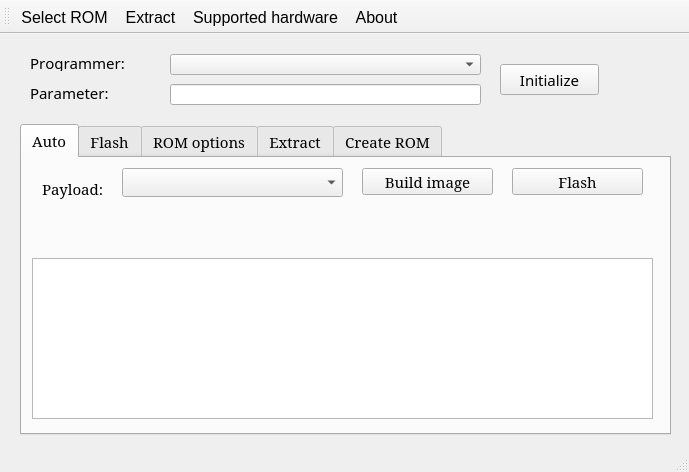
Before: the Qt Designer form mainwindow.ui in lukaszdmitrowski/coreboot_flashtool, drawn with Qt 5.
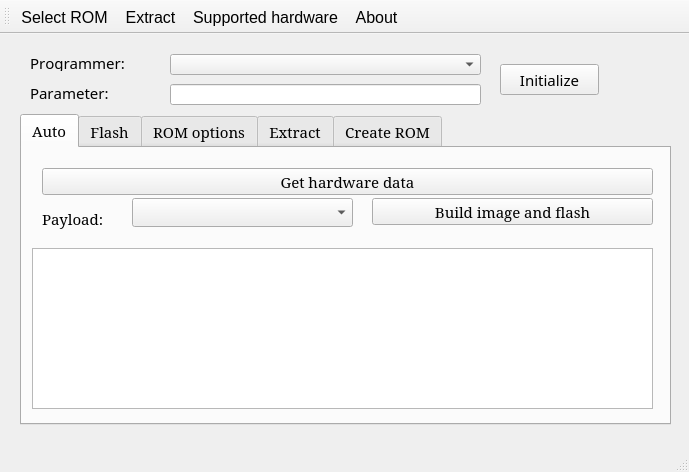
After: the same form once the commit is applied. Icons and pictures are not drawn.

Commit message: [ADD] Creating tar archive of hardware_data content to DataGatherer

What changed in the file:
```diff
--- a/mainwindow.ui
+++ b/mainwindow.ui
@@ -47,7 +47,7 @@
     <property name="geometry">
      <rect>
       <x>20</x>
-      <y>90</y>
+      <y>80</y>
       <width>651</width>
       <height>311</height>
      </rect>
@@ -72,7 +72,7 @@
       <property name="geometry">
        <rect>
         <x>20</x>
-        <y>20</y>
+        <y>60</y>
         <width>91</width>
         <height>21</height>
        </rect>
@@ -84,8 +84,8 @@
      <widget class="QComboBox" name="cb_auto_sel_payload">
       <property name="geometry">
        <rect>
-        <x>100</x>
-        <y>10</y>
+        <x>110</x>
+        <y>50</y>
         <width>221</width>
         <height>29</height>
        </rect>
@@ -113,27 +113,27 @@
      <widget class="QPushButton" name="b_auto_flash">
       <property name="geometry">
        <rect>
-        <x>490</x>
-        <y>10</y>
-        <width>131</width>
+        <x>350</x>
+        <y>50</y>
+        <width>281</width>
         <height>27</height>
        </rect>
       </property>
       <property name="text">
-       <string>Flash</string>
+       <string>Build image and flash</string>
       </property>
      </widget>
      <widget class="QPushButton" name="b_auto_build">
       <property name="geometry">
        <rect>
-        <x>340</x>
-        <y>10</y>
-        <width>131</width>
+        <x>20</x>
+        <y>20</y>
+        <width>611</width>
         <height>27</height>
        </rect>
       </property>
       <property name="text">
-       <string>Build image</string>
+       <string>Get hardware data</string>
       </property>
      </widget>
     </widget>
```
The commit also changes 2 other files.
